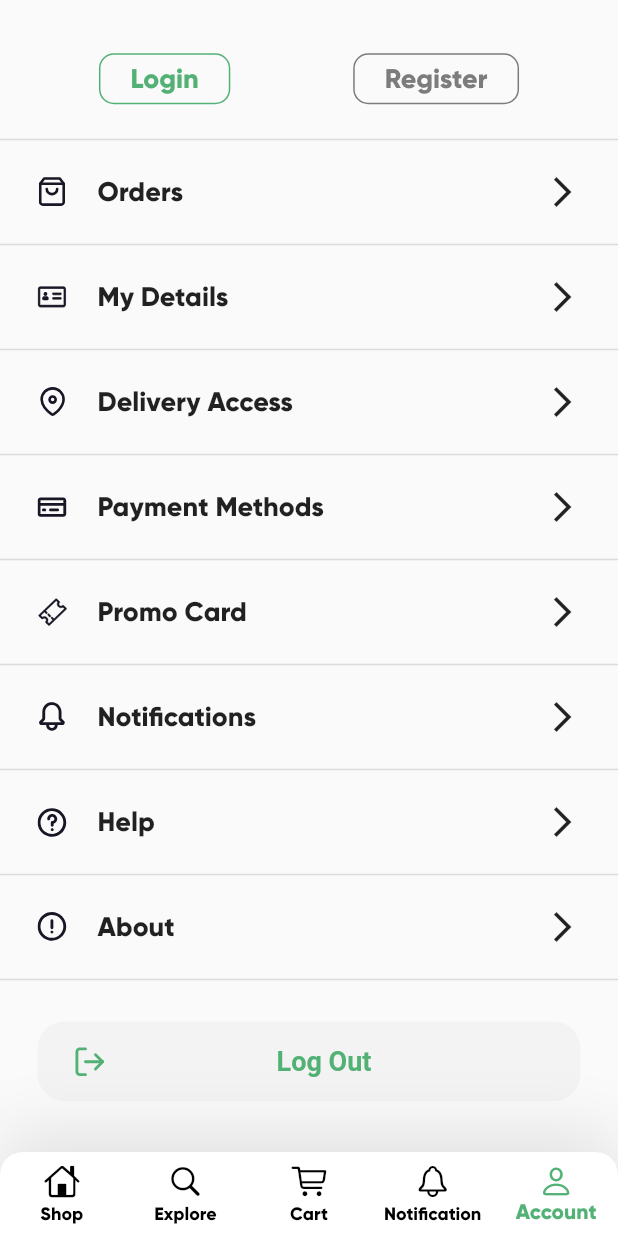
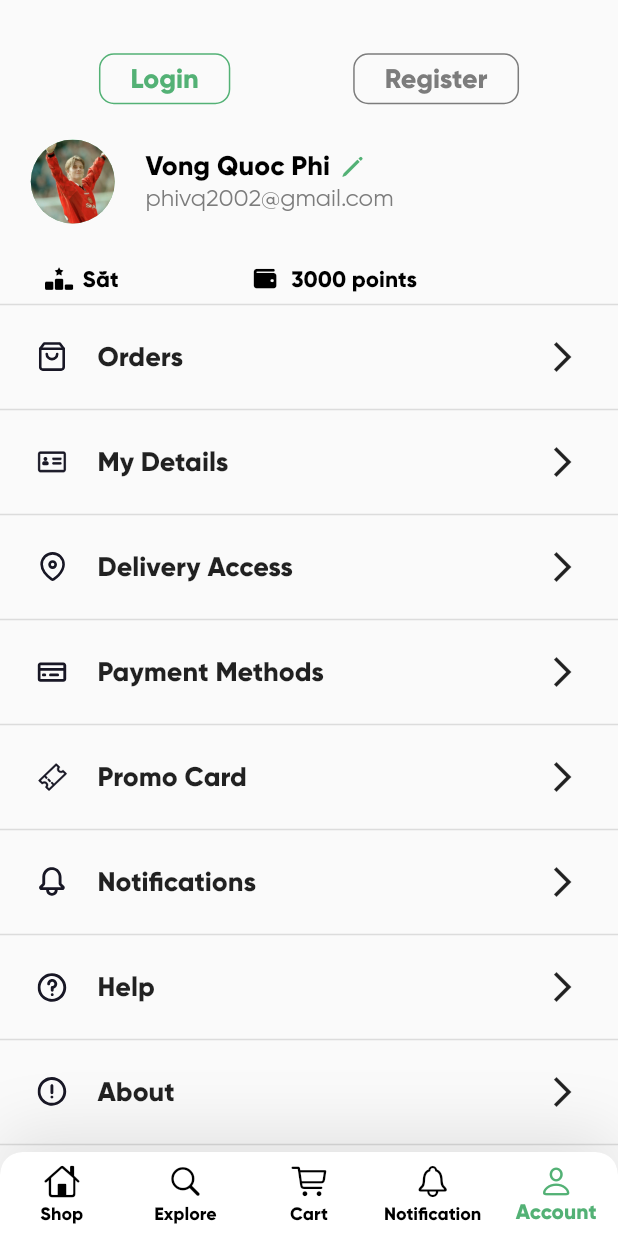
Before and after one commit to nhduchuy2306/partner-mobile, a Flutter app: the DashboardScreen screen opened directly, item 5 of the bottom bar chosen, on a phone screen of 412 x 824 dp. Run offline on Flutter 3.47's test engine with Material 2 defaults, Android fonts, the phone set to English and light mode, and no system bars; our stand-ins replace flutter_svg, font_awesome_flutter, page_transition.

Commit message:
update account

```diff
--- a/lib/screens/account/account_screen.dart
+++ b/lib/screens/account/account_screen.dart
@@ -2,13 +2,14 @@ import 'package:flutter/cupertino.dart';
 import 'package:flutter/material.dart';
 import 'package:flutter_svg/flutter_svg.dart';
 import 'package:flutter_svg/svg.dart';
-import 'package:grocery_app/common_widgets/app_text.dart';
+import 'package:font_awesome_flutter/font_awesome_flutter.dart';
 import 'package:grocery_app/common_widgets/customize_button.dart';
 import 'package:grocery_app/helpers/column_with_seprator.dart';
 import 'package:grocery_app/screens/login_screen.dart';
 import 'package:grocery_app/styles/colors.dart';
 import 'package:page_transition/page_transition.dart';
 
+import '../../common_widgets/app_text.dart';
 import 'account_item.dart';
 
 class AccountScreen extends StatelessWidget {
@@ -70,37 +71,91 @@ class AccountScreen extends StatelessWidget {
                   ],
                 ),
               ),
-              // ListTile(
-              //   leading:
-              //       SizedBox(width: 65, height: 65, child: getImageHeader()),
-              //   title: Row(
-              //     mainAxisAlignment: MainAxisAlignment.start,
-              //     children: [
-              //       AppText(
-              //         text: "Vong Quoc Phi",
-              //         fontSize: 18,
-              //         fontWeight: FontWeight.bold,
-              //       ),
-              //       SizedBox(
-              //         width: 5,
-              //       ),
-              //       GestureDetector(
-              //         onTap: () {},
-              //         child: Icon(
-              //           CupertinoIcons.pen,
-              //           color: Color(0xff53B175),
-              //           size: 20,
-              //         ),
-              //       ),
-              //     ],
-              //   ),
-              //   subtitle: AppText(
-              //     text: "phivq2002@gmail.com",
-              //     color: Color(0xff7C7C7C),
-              //     fontWeight: FontWeight.normal,
-              //     fontSize: 16,
-              //   ),
-              // ),
+              Container(
+                child: Column(
+                  children: [
+                    ListTile(
+                      leading: SizedBox(
+                          width: 65, height: 65, child: getImageHeader()),
+                      title: Row(
+                        mainAxisAlignment: MainAxisAlignment.start,
+                        children: [
+                          AppText(
+                            text: "Vong Quoc Phi",
+                            fontSize: 18,
+                            fontWeight: FontWeight.bold,
+                          ),
+                          SizedBox(
+                            width: 5,
+                          ),
+                          GestureDetector(
+                            onTap: () {},
+                            child: Icon(
+                              CupertinoIcons.pen,
+                              color: Color(0xff53B175),
+                              size: 20,
+                            ),
+                          ),
+                        ],
+                      ),
+                      subtitle: AppText(
+                        text: "phivq2002@gmail.com",
+                        color: Color(0xff7C7C7C),
+                        fontWeight: FontWeight.normal,
+                        fontSize: 16,
+                      ),
+                    ),
+                    SizedBox(
+                      height: 20,
+                    ),
+                    Row(
+                      mainAxisAlignment: MainAxisAlignment.start,
+                      children: [
+                        Container(
+                          padding: EdgeInsets.only(left: 30),
+                          child: Row(
+                            children: [
+                              Icon(
+                                FontAwesomeIcons.rankingStar,
+                                color: Colors.black,
+                                size: 15,
+                              ),
+                              SizedBox(
+                                width: 10,
+                              ),
+                              AppText(
+                                text: "Sắt",
+                                fontSize: 15,
+                                fontWeight: FontWeight.bold,
+                              ),
+                            ],
+                          ),
+                        ),
+                        Container(
+                          padding: EdgeInsets.only(left: 90),
+                          child: Row(
+                            children: [
+                              Icon(
+                                FontAwesomeIcons.wallet,
+                                color: Colors.black,
+                                size: 15,
+                              ),
+                              SizedBox(
+                                width: 10,
+                              ),
+                              AppText(
+                                text: "3000 points",
+                                fontSize: 15,
+                                fontWeight: FontWeight.bold,
+                              ),
+                            ],
+                          ),
+                        ),
+                      ],
+                    )
+                  ],
+                ),
+              ),
               Column(
                 children: getChildrenWithSeperator(
                   widgets: accountItems.map((e) {
--- a/lib/screens/dashboard/dashboard_screen.dart
+++ b/lib/screens/dashboard/dashboard_screen.dart
@@ -1,5 +1,4 @@
 import 'package:flutter/material.dart';
-import 'package:flutter_svg/svg.dart';
 import 'package:grocery_app/styles/colors.dart';
 
 import 'navigator_item.dart';
--- a/lib/screens/home/home_screen.dart
+++ b/lib/screens/home/home_screen.dart
@@ -2,7 +2,6 @@ import 'package:flutter/material.dart';
 import 'package:grocery_app/models/grocery_item.dart';
 import 'package:grocery_app/screens/product_details/product_details_screen.dart';
 import 'package:grocery_app/styles/colors.dart';
-import 'package:flutter_svg/flutter_svg.dart';
 import 'package:grocery_app/widgets/grocery_item_card_widget.dart';
 import 'package:grocery_app/widgets/search_bar_widget.dart';
 
--- a/lib/screens/login_screen.dart
+++ b/lib/screens/login_screen.dart
@@ -1,7 +1,5 @@
-import 'package:flutter/cupertino.dart';
 import 'package:flutter/material.dart';
 import 'package:font_awesome_flutter/font_awesome_flutter.dart';
-import 'package:grocery_app/common_widgets/app_button.dart';
 
 import '../common_widgets/app_text.dart';
 import '../styles/colors.dart';
```
Also changed, not shown: pubspec.lock, 1 other file.
